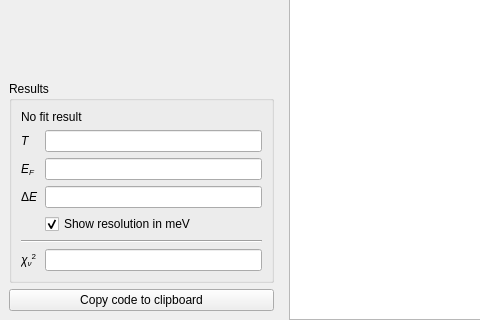
Qt form src/erlab/interactive/restool.ui (kmnhan/erlabpy) before a commit; both pictures show x 0 to 480 and y 436 to 756 of the 957 by 756 pixel window.
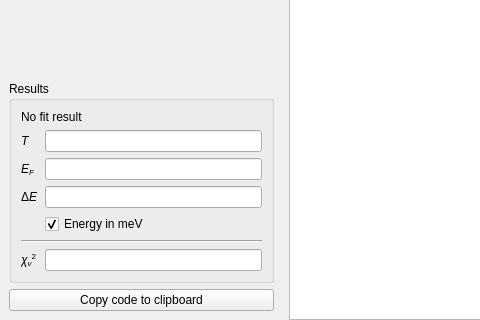
The same form after that commit. Custom widgets are drawn as their Qt base class.

```diff
--- a/src/erlab/interactive/restool.ui
+++ b/src/erlab/interactive/restool.ui
@@ -577,7 +577,7 @@
           <item row="4" column="1">
            <widget class="QCheckBox" name="mev_check">
             <property name="text">
-             <string>Show resolution in meV</string>
+             <string>Energy in meV</string>
             </property>
             <property name="checked">
              <bool>true</bool>
```
